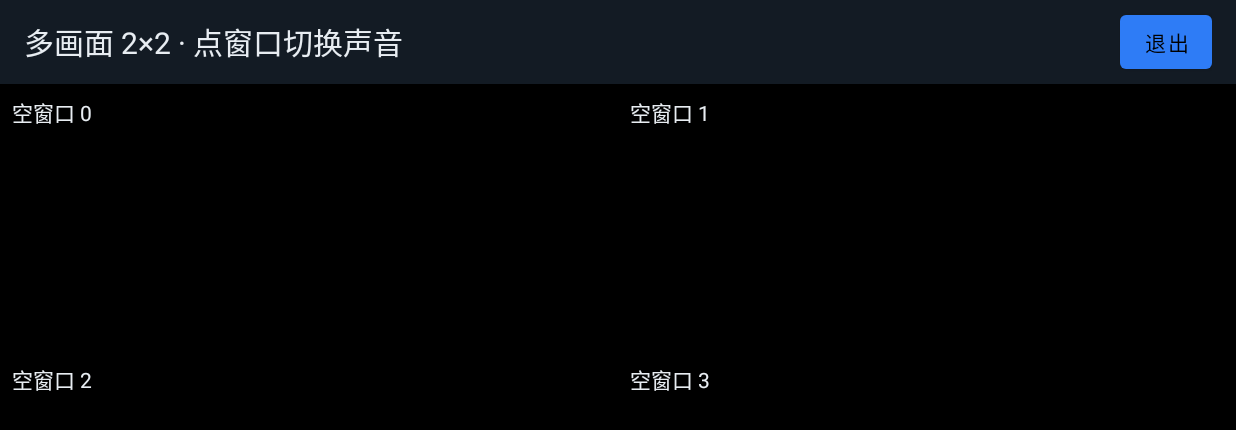
After one commit to zqs1qiwan/iqtvlite, an Android app: the MultiViewActivity screen opened directly, with no data from a screen before it, on a phone screen of 824 x 412 dp (held sideways). The commit adds this screen. Shown: the top 430 px of the screen. Run offline under Robolectric (Android 15) with nearby library versions, the phone set to English and light mode, and no system bars.

Commit message:
feat: MultiView 2x2 + multi-EPG priority merge + Android TV design guidelines
- MultiViewActivity: 4 independent ExoPlayers, per-window UA and audio focus,
  real-device verified (CCTV1-4 all first frame rendered)
- iqtvlite-epg::merge: priority-based multi-EPG overlay with 5 tests
- JNI mergeEpgSources
- TV 10-foot UI: 48dp buttons, focus borders (3dp blue), 18sp text, D-pad feedback
- 166 tests, clippy clean

```diff
--- a/android/app/src/main/AndroidManifest.xml
+++ b/android/app/src/main/AndroidManifest.xml
@@ -36,6 +36,12 @@
             </intent-filter>
         </activity>
 
+        <activity
+            android:name=".MultiViewActivity"
+            android:screenOrientation="landscape"
+            android:configChanges="keyboard|keyboardHidden|navigation|orientation|screenSize|screenLayout|smallestScreenSize|uiMode"
+            android:exported="false" />
+
         <service
             android:name=".RecordingService"
             android:exported="false"
--- /dev/null
+++ b/android/app/src/main/kotlin/tv/iqtvlite/app/MultiViewActivity.kt
@@ -0,0 +1,164 @@
+package tv.iqtvlite.app
+
+import android.os.Bundle
+import android.util.Log
+import android.view.View
+import android.widget.FrameLayout
+import android.widget.TextView
+import android.widget.Toast
+import androidx.appcompat.app.AppCompatActivity
+import androidx.media3.common.MediaItem
+import androidx.media3.common.Player
+import androidx.media3.datasource.DefaultDataSource
+import androidx.media3.datasource.okhttp.OkHttpDataSource
+import androidx.media3.exoplayer.source.DefaultMediaSourceFactory
+import androidx.media3.exoplayer.ExoPlayer
+import androidx.media3.ui.PlayerView
+import okhttp3.OkHttpClient
+import java.util.concurrent.TimeUnit
+
+/**
+ * MultiView 2x2 —— 四路直播同屏（TiviMate Premium 功能）。
+ *
+ * - 4 个独立 ExoPlayer + 4 个 PlayerView（SurfaceView 硬解）
+ * - 每窗口独立音频：只有一个窗口出声，点哪个窗口就切过去
+ * - 某路失败只显示错误，不影响其他窗口
+ */
+class MultiViewActivity : AppCompatActivity() {
+
+    companion object {
+        private const val TAG = "iqtv-multiview"
+        private const val WINDOW_COUNT = 4
+
+        /** 通过静态引用传递频道列表（data class 无需 Serializable） */
+        var pendingChannels: List<Channel> = emptyList()
+
+        fun open(channels: List<Channel>) {
+            pendingChannels = channels.take(WINDOW_COUNT)
+        }
+    }
+
+    private val players = arrayOfNulls<ExoPlayer>(WINDOW_COUNT)
+    private val views = arrayOfNulls<PlayerView>(WINDOW_COUNT)
+    private val labels = arrayOfNulls<TextView>(WINDOW_COUNT)
+    private val hints = arrayOfNulls<TextView>(WINDOW_COUNT)
+    private val containers = arrayOfNulls<FrameLayout>(WINDOW_COUNT)
+    private val viewIds = intArrayOf(R.id.pv0, R.id.pv1, R.id.pv2, R.id.pv3)
+    private val labelIds = intArrayOf(R.id.label0, R.id.label1, R.id.label2, R.id.label3)
+    private val hintIds = intArrayOf(R.id.hint0, R.id.hint1, R.id.hint2, R.id.hint3)
+    private val containerIds = intArrayOf(R.id.window0, R.id.window1, R.id.window2, R.id.window3)
+
+    private var channels: List<Channel> = emptyList()
+    private var audioWindow = 0
+
+    override fun onCreate(savedInstanceState: Bundle?) {
+        super.onCreate(savedInstanceState)
+        setContentView(R.layout.activity_multiview)
+        channels = pendingChannels
+
+        for (i in 0 until WINDOW_COUNT) {
+            views[i] = findViewById(viewIds[i])
+            labels[i] = findViewById(labelIds[i])
+            hints[i] = findViewById(hintIds[i])
+            containers[i] = findViewById(containerIds[i])
+            hints[i]?.visibility = View.GONE
+
+            val ch = channels.getOrNull(i)
+            labels[i]?.text = ch?.name ?: "空窗口 $i"
+            containers[i]?.setOnClickListener { setAudioWindow(i) }
+        }
+
+        channels.indices.forEach { i -> startWindow(i, channels[i]) }
+        setAudioWindow(0)
+        findViewById<View>(R.id.btn_close).setOnClickListener { finish() }
+        Toast.makeText(this, "点任意窗口切换声音", Toast.LENGTH_SHORT).show()
+    }
+
+    private fun startWindow(index: Int, ch: Channel) {
+        try {
+            val parts = ch.url.split("|", limit = 2)
+            val url = parts[0]
+            val rawUa = ch.userAgent ?: parts.getOrNull(1)?.removePrefix("User-Agent=")
+            val ua = when {
+                rawUa == null -> "TiviMate/5.1.6 (Android 12)"
+                rawUa.equals("VLC", ignoreCase = true) || rawUa.startsWith("VLC") -> "VLC/3.0.20 LibVLC/3.0.20"
+                else -> rawUa
+            }
+
+            // 每个窗口独立 DataSource（每路要求不同 UA）
+            val client = OkHttpClient.Builder()
+                .connectTimeout(15, TimeUnit.SECONDS)
+                .readTimeout(0, TimeUnit.SECONDS)
+                .addInterceptor { chain ->
+                    chain.proceed(chain.request().newBuilder().header("User-Agent", ua).build())
+                }
+                .build()
+            val dsFactory = DefaultDataSource.Factory(
+                this,
+                OkHttpDataSource.Factory(client).setUserAgent(ua),
+            )
+            val mediaSourceFactory = DefaultMediaSourceFactory(this).setDataSourceFactory(dsFactory)
+            val player = ExoPlayer.Builder(this)
+                .setMediaSourceFactory(mediaSourceFactory)
+                .build()
+            players[index] = player
+            views[index]?.player = player
+            player.volume = 0f
+
+            val item = MediaItem.Builder()
+                .setUri(url)
+                .setLiveConfiguration(
+                    MediaItem.LiveConfiguration.Builder()
+                        .setTargetOffsetMs(3000)
+                        .setMinPlaybackSpeed(0.97f)
+                        .setMaxPlaybackSpeed(1.03f)
+                        .build()
+                )
+                .build()
+            player.setMediaItem(item)
+            player.prepare()
+            player.playWhenReady = true
+            player.addListener(object : Player.Listener {
+                override fun onPlayerError(error: androidx.media3.common.PlaybackException) {
+                    Log.e(TAG, "window $index error: ${error.message}")
+                    hints[index]?.text = "无法播放: ${error.message?.take(40)}"
+                    hints[index]?.visibility = View.VISIBLE
+                }
+                override fun onRenderedFirstFrame() {
+                    hints[index]?.visibility = View.GONE
+                    Log.i(TAG, "window $index first frame: ${ch.name}")
+                }
+            })
+            Log.i(TAG, "window $index start: ${ch.name} ua=$ua")
+        } catch (e: Exception) {
+            Log.e(TAG, "window $index player creation failed", e)
+            hints[index]?.text = "解码器不足"
+            hints[index]?.visibility = View.VISIBLE
+        }
+    }
+
+    /** 只有一个窗口出声；被选中窗口边框高亮。 */
+    private fun setAudioWindow(index: Int) {
+        audioWindow = index
+        players.indices.forEach { i -> players[i]?.volume = if (i == audioWindow) 1f else 0f }
+        containers.indices.forEach { i ->
+            containers[i]?.setBackgroundColor(
+                if (i == audioWindow) 0xFF2E7CF6.toInt() else 0xFF000000.toInt()
+            )
+        }
+        channels.getOrNull(index)?.let {
+            Toast.makeText(this, "声音: ${it.name}", Toast.LENGTH_SHORT).show()
+        }
+        Log.i(TAG, "audio window -> $index")
+    }
+
+    override fun onDestroy() {
+        players.indices.forEach { i ->
+            views[i]?.player = null
+            players[i]?.release()
+            players[i] = null
+        }
+        pendingChannels = emptyList()
+        super.onDestroy()
+    }
+}
--- /dev/null
+++ b/android/app/src/main/res/drawable/focus_border.xml
@@ -0,0 +1,18 @@
+<?xml version="1.0" encoding="utf-8"?>
+<!-- Android TV 设计指南：D-pad 焦点必须有明显、即时的视觉反馈（10-foot UI） -->
+<selector xmlns:android="http://schemas.android.com/apk/res/android">
+    <item android:state_focused="true">
+        <shape android:shape="rectangle">
+            <stroke android:width="3dp" android:color="#2E7CF6" />
+            <solid android:color="#1A2E4A" />
+            <corners android:radius="4dp" />
+        </shape>
+    </item>
+    <item>
+        <shape android:shape="rectangle">
+            <stroke android:width="1dp" android:color="#2A3440" />
+            <solid android:color="#1A222C" />
+            <corners android:radius="4dp" />
+        </shape>
+    </item>
+</selector>
--- /dev/null
+++ b/android/app/src/main/res/layout/activity_multiview.xml
@@ -0,0 +1,169 @@
+<?xml version="1.0" encoding="utf-8"?>
+<LinearLayout xmlns:android="http://schemas.android.com/apk/res/android"
+    android:layout_width="match_parent"
+    android:layout_height="match_parent"
+    android:orientation="vertical"
+    android:background="#000000">
+
+    <!-- 顶部条 -->
+    <LinearLayout
+        android:layout_width="match_parent"
+        android:layout_height="56dp"
+        android:orientation="horizontal"
+        android:gravity="center_vertical"
+        android:paddingStart="16dp"
+        android:paddingEnd="16dp"
+        android:background="#131B24">
+
+        <TextView
+            android:layout_width="0dp"
+            android:layout_height="wrap_content"
+            android:layout_weight="1"
+            android:text="多画面 2×2 · 点窗口切换声音"
+            android:textColor="#E8EDF2"
+            android:textSize="20sp" />
+
+        <Button
+            android:id="@+id/btn_close"
+            android:layout_width="wrap_content"
+            android:layout_height="wrap_content"
+            android:text="退出"
+            android:minWidth="0dp" />
+    </LinearLayout>
+
+    <!-- 2x2 网格 -->
+    <LinearLayout
+        android:layout_width="match_parent"
+        android:layout_height="0dp"
+        android:layout_weight="1"
+        android:orientation="vertical">
+
+        <LinearLayout
+            android:layout_width="match_parent"
+            android:layout_height="0dp"
+            android:layout_weight="1"
+            android:orientation="horizontal"
+            android:weightSum="2">
+
+            <FrameLayout
+                android:id="@+id/window0"
+                android:layout_width="0dp"
+                android:layout_height="match_parent"
+                android:layout_weight="1"
+                android:background="#000000">
+                <androidx.media3.ui.PlayerView
+                    android:id="@+id/pv0"
+                    android:layout_width="match_parent"
+                    android:layout_height="match_parent" />
+                <TextView
+                    android:id="@+id/label0"
+                    android:layout_width="wrap_content"
+                    android:layout_height="wrap_content"
+                    android:layout_gravity="top|start"
+                    android:layout_margin="8dp"
+                    android:background="#A0000000"
+                    android:textColor="#E8EDF2"
+                    android:textSize="14sp" />
+                <TextView
+                    android:id="@+id/hint0"
+                    android:layout_width="wrap_content"
+                    android:layout_height="wrap_content"
+                    android:layout_gravity="center"
+                    android:textColor="#FF6B6B"
+                    android:textSize="14sp" />
+            </FrameLayout>
+
+            <FrameLayout
+                android:id="@+id/window1"
+                android:layout_width="0dp"
+                android:layout_height="match_parent"
+                android:layout_weight="1"
+                android:background="#000000">
+                <androidx.media3.ui.PlayerView
+                    android:id="@+id/pv1"
+                    android:layout_width="match_parent"
+                    android:layout_height="match_parent" />
+                <TextView
+                    android:id="@+id/label1"
+                    android:layout_width="wrap_content"
+                    android:layout_height="wrap_content"
+                    android:layout_gravity="top|start"
+                    android:layout_margin="8dp"
+                    android:background="#A0000000"
+                    android:textColor="#E8EDF2"
+                    android:textSize="14sp" />
+                <TextView
+                    android:id="@+id/hint1"
+                    android:layout_width="wrap_content"
+                    android:layout_height="wrap_content"
+                    android:layout_gravity="center"
+                    android:textColor="#FF6B6B"
+                    android:textSize="14sp" />
+            </FrameLayout>
+        </LinearLayout>
+
+        <LinearLayout
+            android:layout_width="match_parent"
+            android:layout_height="0dp"
+            android:layout_weight="1"
+            android:orientation="horizontal"
+            android:weightSum="2">
+
+            <FrameLayout
+                android:id="@+id/window2"
+                android:layout_width="0dp"
+                android:layout_height="match_parent"
+                android:layout_weight="1"
+                android:background="#000000">
+                <androidx.media3.ui.PlayerView
+                    android:id="@+id/pv2"
+                    android:layout_width="match_parent"
+                    android:layout_height="match_parent" />
+                <TextView
+                    android:id="@+id/label2"
+                    android:layout_width="wrap_content"
+                    android:layout_height="wrap_content"
+                    android:layout_gravity="top|start"
+                    android:layout_margin="8dp"
+                    android:background="#A0000000"
+                    android:textColor="#E8EDF2"
+                    android:textSize="14sp" />
+                <TextView
+                    android:id="@+id/hint2"
+                    android:layout_width="wrap_content"
+                    android:layout_height="wrap_content"
+                    android:layout_gravity="center"
+                    android:textColor="#FF6B6B"
+                    android:textSize="14sp" />
+            </FrameLayout>
+
+            <FrameLayout
+                android:id="@+id/window3"
+                android:layout_width="0dp"
+                android:layout_height="match_parent"
+                android:layout_weight="1"
+                android:background="#000000">
+                <androidx.media3.ui.PlayerView
+                    android:id="@+id/pv3"
+                    android:layout_width="match_parent"
+                    android:layout_height="match_parent" />
+                <TextView
+                    android:id="@+id/label3"
+                    android:layout_width="wrap_content"
+                    android:layout_height="wrap_content"
+                    android:layout_gravity="top|start"
+                    android:layout_margin="8dp"
+                    android:background="#A0000000"
+                    android:textColor="#E8EDF2"
+                    android:textSize="14sp" />
+                <TextView
+                    android:id="@+id/hint3"
+                    android:layout_width="wrap_content"
+                    android:layout_height="wrap_content"
+                    android:layout_gravity="center"
+                    android:textColor="#FF6B6B"
+                    android:textSize="14sp" />
+            </FrameLayout>
+        </LinearLayout>
+    </LinearLayout>
+</LinearLayout>
--- a/android/app/src/main/res/values/styles.xml
+++ b/android/app/src/main/res/values/styles.xml
@@ -8,5 +8,15 @@
         <item name="colorPrimary">#2E7CF6</item>
         <item name="android:windowNoTitle">true</item>
         <item name="android:windowFullscreen">true</item>
+        <!-- TV 按钮：大尺寸 + D-pad 焦点边框（Android TV 设计指南） -->
+        <item name="android:buttonStyle">@style/TvButton</item>
+    </style>
+
+    <style name="TvButton" parent="Widget.AppCompat.Button">
+        <item name="android:background">@drawable/focus_border</item>
+        <item name="android:textColor">#E8EDF2</item>
+        <item name="android:textSize">15sp</item>
+        <item name="android:minHeight">48dp</item>
+        <item name="android:minWidth">80dp</item>
     </style>
 </resources>
```
Also changed, not shown: android/app/src/main/kotlin/tv/iqtvlite/app/MainActivity.kt (+11 -0 lines), android/app/src/main/res/layout/activity_main.xml (+14 -3 lines), 5 other files.
